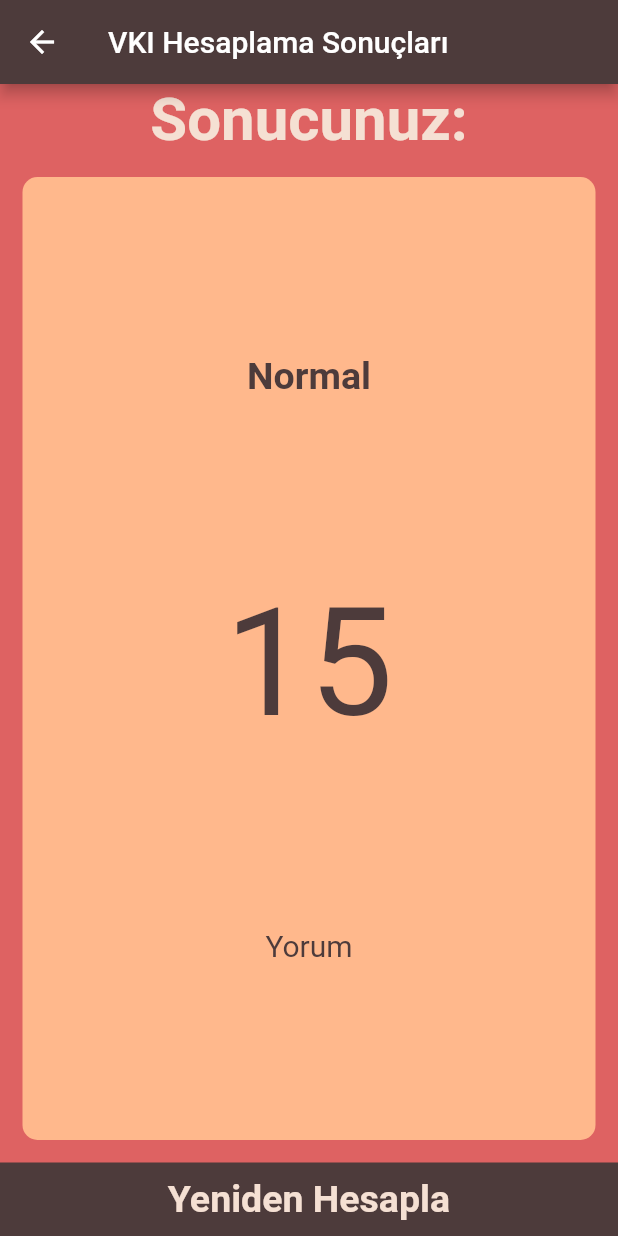
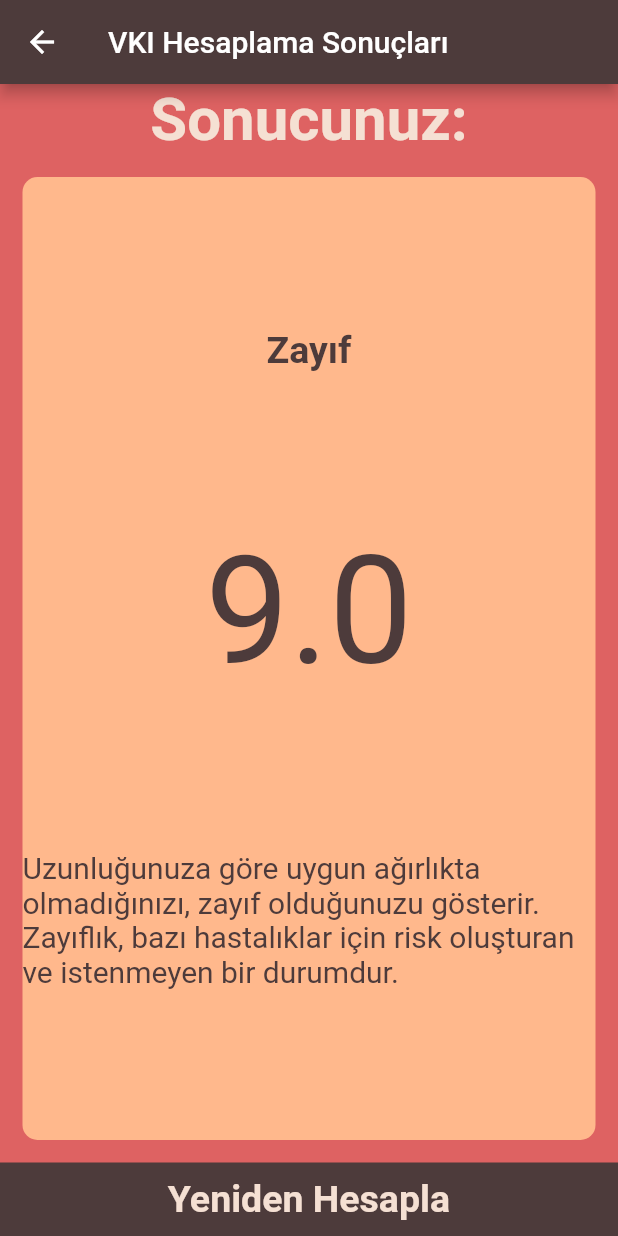
Before and after one commit to emralyilmaz/training35_vki_app, a Flutter app: the screen it shows after launch, after a tap on "Hesapla", on a phone screen of 412 x 824 dp. Run offline on Flutter 3.47's test engine with Material 2 defaults, Android fonts, the phone set to English and light mode, and no system bars; our stand-ins replace font_awesome_flutter.

Commit message:
hesaplama_islemleri_bitti

```diff
--- a/lib/hesap_buton.dart
+++ b/lib/hesap_buton.dart
@@ -1,5 +1,4 @@
 import 'package:flutter/material.dart';
-import 'sonuc_sayfasi.dart';
 
 class HesapButon extends StatelessWidget {
   final Function onTab;
--- a/lib/hesap_sayfasi.dart
+++ b/lib/hesap_sayfasi.dart
@@ -1,5 +1,6 @@
 import 'package:flutter/material.dart';
 import 'package:font_awesome_flutter/font_awesome_flutter.dart';
+import 'package:training35_vki_app/hesaplama_alani.dart';
 import 'package:training35_vki_app/sonuc_sayfasi.dart';
 import 'hesap_card.dart';
 import 'icon_content.dart';
@@ -224,13 +225,21 @@ class _HesaplamaSayfasiState extends State<HesaplamaSayfasi> {
                 ],
               ),
             ),
-            HesapButon(
-                onTab: () {
-                  Navigator.push(context, MaterialPageRoute(builder: (context) {
-                    return SonucSayfasi();
-                  }));
-                },
-                baslik: "Hesapla")
+            Center(
+              child: HesapButon(
+                  onTab: () {
+                    HesaplamaAlani hesap = HesaplamaAlani(boy: boy, kilo: kilo);
+                    Navigator.push(context,
+                        MaterialPageRoute(builder: (context) {
+                      return SonucSayfasi(
+                        sonuc: hesap.hesapla(),
+                        sonucText: hesap.sonucGetir(),
+                        sonucYorum: hesap.yorumGetir(),
+                      );
+                    }));
+                  },
+                  baslik: "Hesapla"),
+            )
           ],
         ));
   }
--- /dev/null
+++ b/lib/hesaplama_alani.dart
@@ -0,0 +1,46 @@
+import 'dart:math';
+
+class HesaplamaAlani {
+  HesaplamaAlani({this.boy, this.kilo});
+
+  final int boy;
+  final int kilo;
+  double _vki;
+
+  String hesapla() {
+    _vki = kilo / pow(boy / 100, 2);
+    return _vki.toStringAsFixed(1);
+  }
+
+  String sonucGetir() {
+    if (_vki >= 45) {
+      return "Aşırı Şişman (Aşırı Obez) - III. Sınıf";
+    } else if (_vki >= 35) {
+      return "Şişman (Obez) - II. Sınıf";
+    } else if (_vki >= 30) {
+      return "Şişman (Obez) - I. Sınıf";
+    } else if (_vki >= 25) {
+      return "Fazla Kilolu";
+    } else if (_vki >= 18.5) {
+      return "Normal";
+    } else {
+      return "Zayıf";
+    }
+  }
+
+  String yorumGetir() {
+    if (_vki >= 45) {
+      return "Boyunuza göre vücut ağırlığınızın fazla olduğunu bir başka deyişle şişman olduğunuzun bir göstergesidir. Şişmanlık, kalp-damar hastalıkları, diyabet, hipertansiyon v.b. kronik hastalıklar için risk faktörüdür.";
+    } else if (_vki >= 35) {
+      return "Uzunluğunuza göre vücut ağırlığınızın fazla olduğunu bir başka deyişle şişman olduğunuzun bir göstergesidir. Şişmanlık, kalp-damar hastalıkları, diyabet, hipertansiyon v.b. kronik hastalıklar için risk faktörüdür.";
+    } else if (_vki >= 30) {
+      return "Boyunuza göre vücut ağırlığınızın fazla olduğunu bir başka deyişle şişman olduğunuzun bir göstergesidir. Şişmanlık, kalp-damar hastalıkları, diyabet, hipertansiyon v.b. kronik hastalıklar için risk faktörüdür.";
+    } else if (_vki >= 25) {
+      return "Boyunuza göre vücut ağırlığınızın fazla olduğunu gösterir. Fazla kilolu olma durumu gerekli önlemler alınmadığı takdirde pek çok hastalık için risk faktörü olan obeziteye (şişmanlık) yol açar.";
+    } else if (_vki >= 18.5) {
+      return "Uzunluğunuza göre uygun ağırlıkta olduğunuzu gösterir. Yeterli ve dengeli beslenerek ve düzenli fiziksel aktivite yaparak bu ağırlığınızı korumaya özen gösteriniz.";
+    } else {
+      return "Uzunluğunuza göre uygun ağırlıkta olmadığınızı, zayıf olduğunuzu gösterir. Zayıflık, bazı hastalıklar için risk oluşturan ve istenmeyen bir durumdur.";
+    }
+  }
+}
--- a/lib/sonuc_sayfasi.dart
+++ b/lib/sonuc_sayfasi.dart
@@ -3,6 +3,10 @@ import 'hesap_card.dart';
 import 'hesap_buton.dart';
 
 class SonucSayfasi extends StatelessWidget {
+  SonucSayfasi({this.sonuc, this.sonucText, this.sonucYorum});
+  final String sonuc;
+  final String sonucText;
+  final String sonucYorum;
   @override
   Widget build(BuildContext context) {
     return Scaffold(
@@ -36,20 +40,20 @@ class SonucSayfasi extends StatelessWidget {
                   crossAxisAlignment: CrossAxisAlignment.center,
                   children: <Widget>[
                     Text(
-                      "Normal",
+                      sonucText,
                       style: TextStyle(
                           fontSize: 25.0,
                           color: Color.fromRGBO(77, 59, 59, 1),
                           fontWeight: FontWeight.bold),
                     ),
                     Text(
-                      "15",
+                      sonuc,
                       style: TextStyle(
                           fontSize: 100.0,
                           color: Color.fromRGBO(77, 59, 59, 1)),
                     ),
                     Text(
-                      "Yorum",
+                      sonucYorum,
                       style: TextStyle(
                           fontSize: 20.0, color: Color.fromRGBO(77, 59, 59, 1)),
                     ),
```
